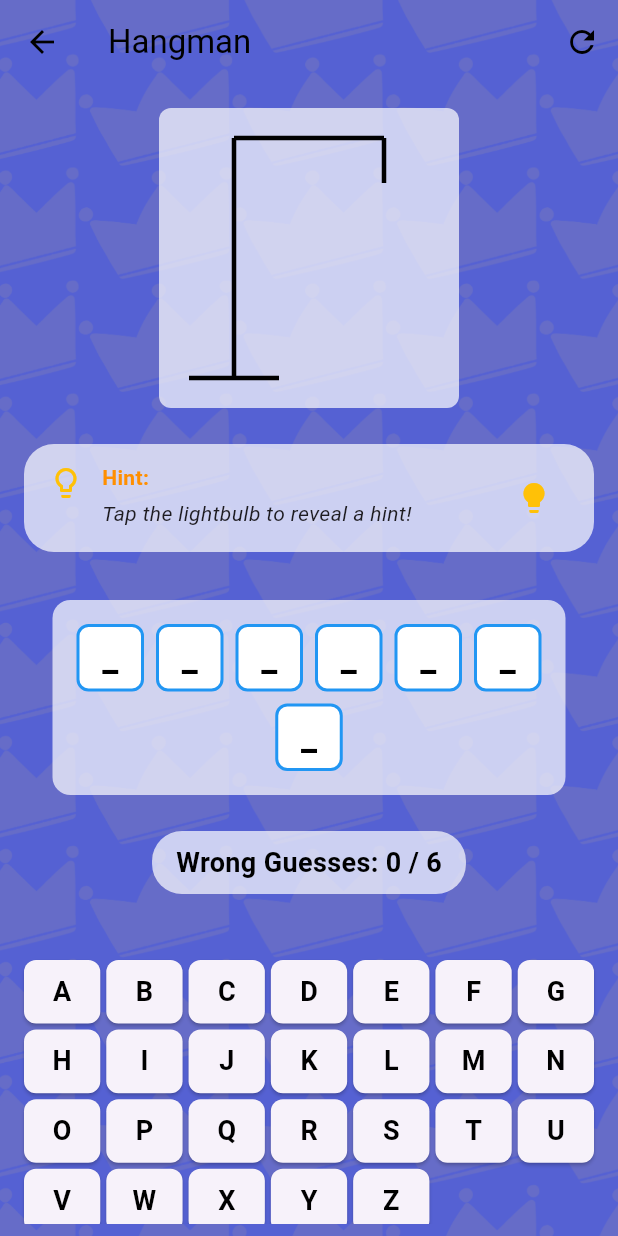
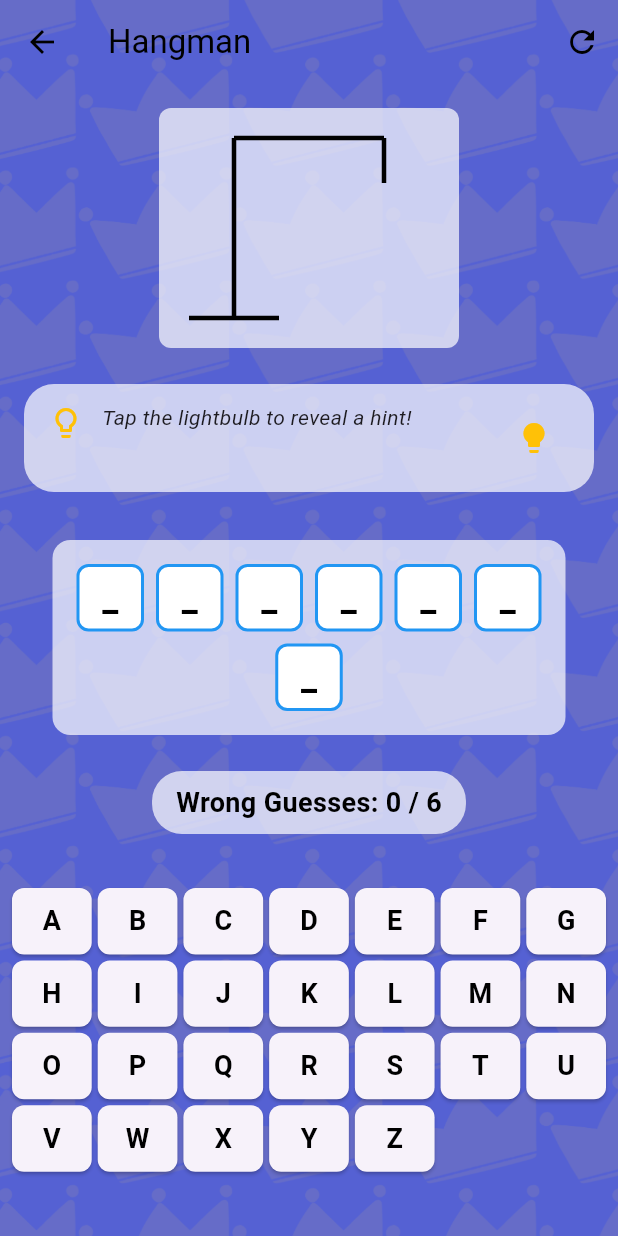
Before and after one commit to Ab-dul-Hannan/game_nest_fyp, a Flutter app: the HangmanGame screen opened directly, on a phone screen of 412 x 824 dp. Run offline on Flutter 3.47's test engine with Material 3 defaults, Android fonts, the phone set to English and light mode, and no system bars; our stand-ins replace audioplayers, image_picker.

Commit message:
Update hangman.dart

```diff
--- a/lib/games/hangman.dart
+++ b/lib/games/hangman.dart
@@ -154,7 +154,7 @@ class _HangmanGameState extends State<HangmanGame> {
               children: [
                 Container(
                   width: 200,
-                  height: 200,
+                  height: 160,
                   margin: const EdgeInsets.all(16),
                   decoration: BoxDecoration(
                     color: Colors.white.withOpacity(0.7),
@@ -162,10 +162,9 @@ class _HangmanGameState extends State<HangmanGame> {
                   ),
                   child: CustomPaint(
                     painter: HangmanPainter(wrongGuesses),
-                    size: const Size(200, 200),
+                    size: const Size(160, 160),
                   ),
                 ),
-
                 Container(
                   margin: const EdgeInsets.symmetric(horizontal: 16, vertical: 8),
                   padding: const EdgeInsets.symmetric(horizontal: 16, vertical: 12),
@@ -176,60 +175,32 @@ class _HangmanGameState extends State<HangmanGame> {
                   child: Row(
                     crossAxisAlignment: CrossAxisAlignment.start,
                     children: [
-                      Padding(
-                        padding: const EdgeInsets.only(top: 2),
-                        child: Icon(
-                          showHint ? Icons.lightbulb : Icons.lightbulb_outline,
-                          color: Colors.amber,
-                          size: 24,
-                        ),
+                      const Padding(
+                        padding: EdgeInsets.only(top: 2),
+                        child: Icon(Icons.lightbulb_outline, color: Colors.amber, size: 24),
                       ),
                       const SizedBox(width: 12),
                       Expanded(
-                        child: Column(
-                          crossAxisAlignment: CrossAxisAlignment.start,
-                          mainAxisSize: MainAxisSize.min,
-                          children: [
-                            Text(
-                              'Hint:',
-                              style: TextStyle(
-                                fontSize: 14,
-                                fontWeight: FontWeight.bold,
-                                color: Colors.amber[800],
-                              ),
-                            ),
-                            const SizedBox(height: 4),
-                            Text(
-                              showHint ? selectedHint : 'Tap the lightbulb to reveal a hint!',
-                              style: const TextStyle(
-                                fontSize: 14,
-                                fontStyle: FontStyle.italic,
-                              ),
-                              softWrap: true,
-                            ),
-                          ],
+                        child: Text(
+                          showHint ? selectedHint : 'Tap the lightbulb to reveal a hint!',
+                          style: const TextStyle(fontSize: 14, fontStyle: FontStyle.italic),
                         ),
                       ),
                       IconButton(
                         icon: Icon(
                           showHint ? Icons.visibility_off : Icons.lightbulb,
                           color: Colors.amber,
-                          size: 24,
                         ),
                         onPressed: () {
                           setState(() {
                             showHint = !showHint;
                           });
                         },
-                        padding: EdgeInsets.zero,
-                        constraints: const BoxConstraints(),
                       ),
                     ],
                   ),
                 ),
-
                 const SizedBox(height: 8),
-
                 Container(
                   margin: const EdgeInsets.all(16),
                   padding: const EdgeInsets.all(16),
@@ -264,7 +235,6 @@ class _HangmanGameState extends State<HangmanGame> {
                     }).toList(),
                   ),
                 ),
-
                 Container(
                   margin: const EdgeInsets.symmetric(vertical: 8),
                   padding: const EdgeInsets.symmetric(horizontal: 16, vertical: 8),
@@ -281,15 +251,12 @@ class _HangmanGameState extends State<HangmanGame> {
                     ),
                   ),
                 ),
-
                 const SizedBox(height: 20),
-
                 Expanded(
                   child: Container(
                     padding: const EdgeInsets.all(8),
                     child: GridView.count(
                       crossAxisCount: 7,
-                      padding: const EdgeInsets.all(8),
                       crossAxisSpacing: 4,
                       mainAxisSpacing: 4,
                       childAspectRatio: 1.2,
```
